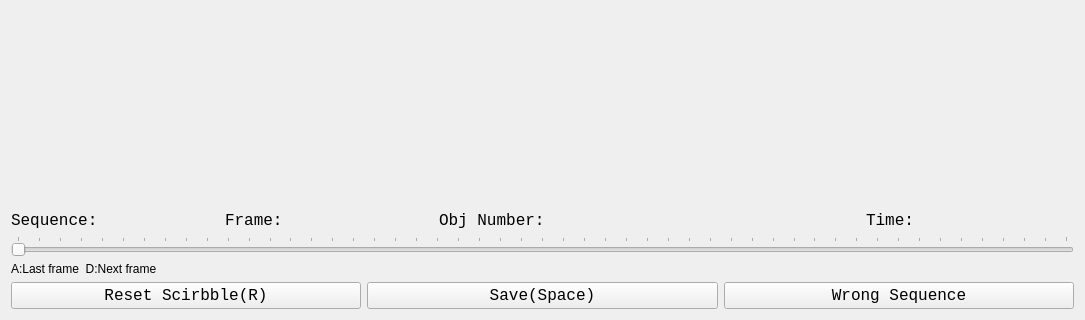
Qt form scribble_collector_UI.ui (ShenhanQian/inital-scribble-collector) before a commit; both pictures show x 0 to 1085 and y 536 to 856 of the 1085 by 856 pixel window.
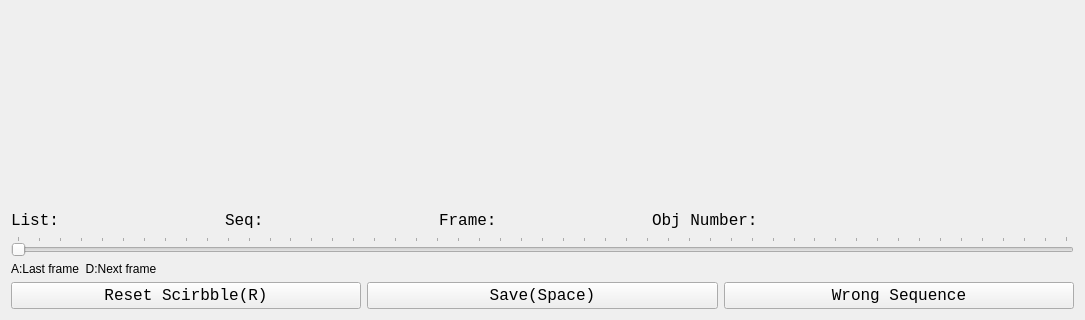
The same form after that commit.

Commit message: - Modify user_log filename - Optimize GUI interface - Add json_inspector.py

Patch:
```diff
--- a/scribble_collector_UI.ui
+++ b/scribble_collector_UI.ui
@@ -49,6 +49,19 @@
      </item>
      <item>
       <layout class="QHBoxLayout" name="horizontalLayout_7">
+       <item>
+        <widget class="QLabel" name="label_list">
+         <property name="font">
+          <font>
+           <family>Consolas</family>
+           <pointsize>12</pointsize>
+          </font>
+         </property>
+         <property name="text">
+          <string>List: </string>
+         </property>
+        </widget>
+       </item>
        <item>
         <widget class="QLabel" name="label_seq">
          <property name="font">
@@ -63,7 +76,7 @@
           </font>
          </property>
          <property name="text">
-          <string>Sequence: </string>
+          <string>Seq: </string>
          </property>
         </widget>
        </item>
@@ -118,27 +131,6 @@
          </property>
         </widget>
        </item>
-       <item>
-        <widget class="QLabel" name="label_6">
-         <property name="sizePolicy">
-          <sizepolicy hsizetype="Minimum" vsizetype="Minimum">
-           <horstretch>0</horstretch>
-           <verstretch>0</verstretch>
-          </sizepolicy>
-         </property>
-         <property name="font">
-          <font>
-           <family>Consolas</family>
-           <pointsize>12</pointsize>
-           <weight>50</weight>
-           <bold>false</bold>
-          </font>
-         </property>
-         <property name="text">
-          <string>Time:</string>
-         </property>
-        </widget>
-       </item>
       </layout>
      </item>
      <item>
```
The commit also changes 4 other files.
